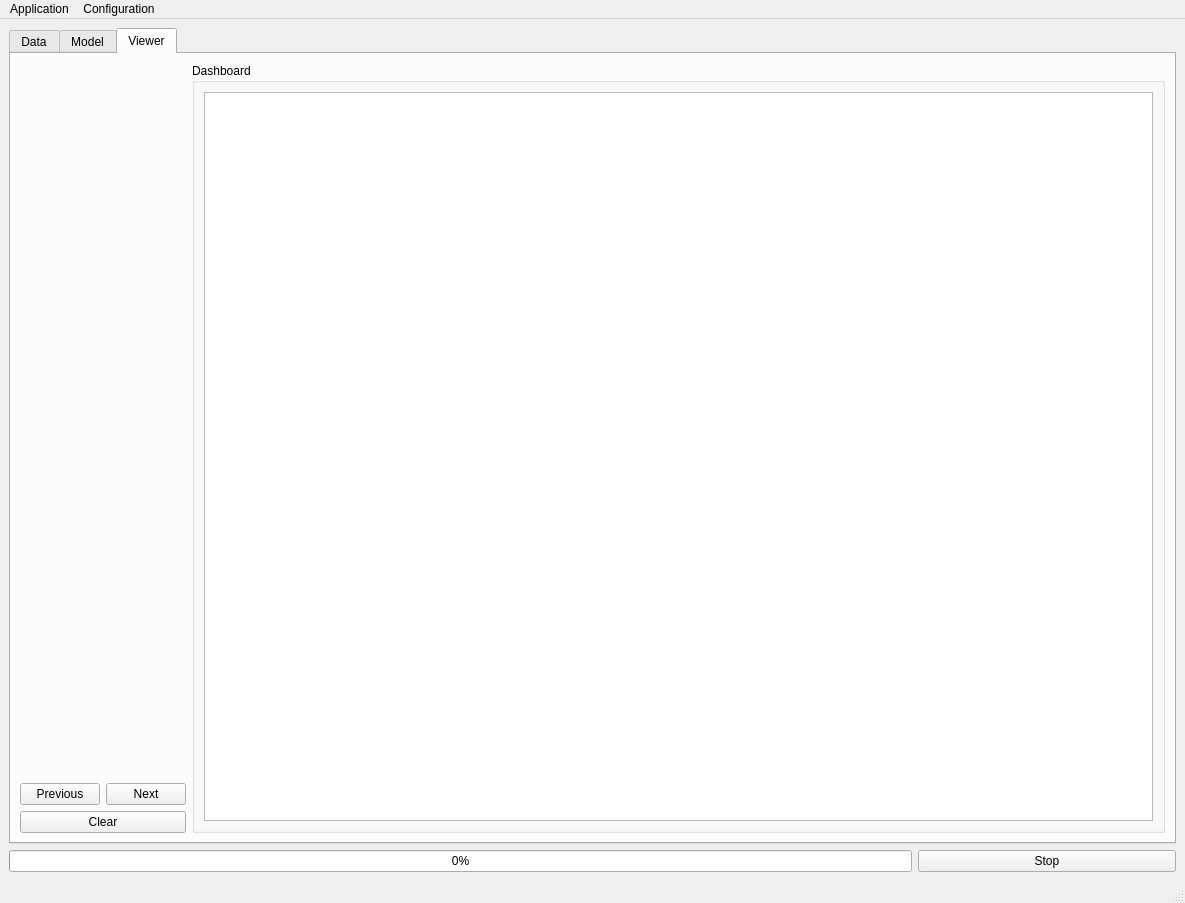
First picture: the form in NISTADS/app/assets/window_layout.ui, repository CTCycle/ADSMOD-Adsorption-Modeling, before the edit.
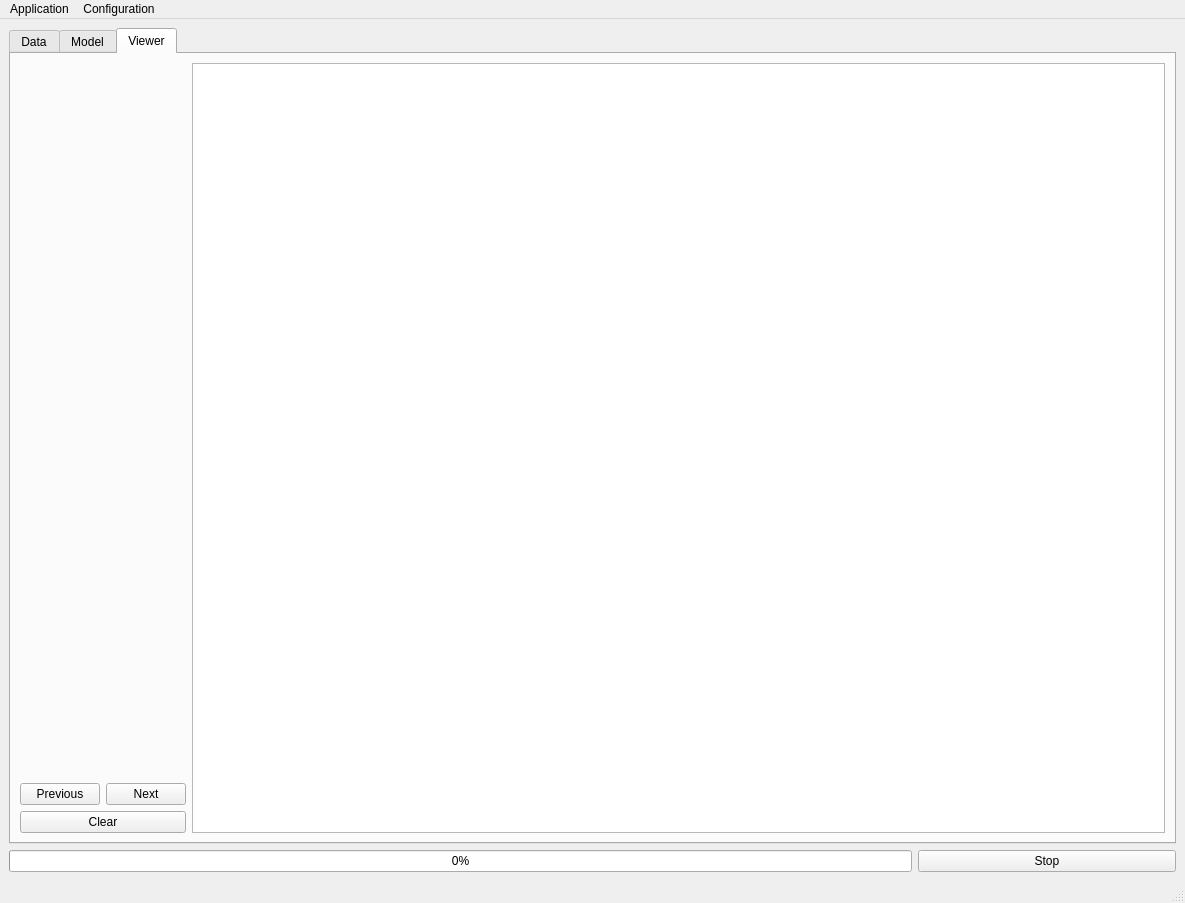
Second picture: the form after the edit. The open tabs and pages were chosen to show the change.

Patch:
```diff
--- a/NISTADS/app/assets/window_layout.ui
+++ b/NISTADS/app/assets/window_layout.ui
@@ -1253,16 +1253,7 @@
          </layout>
         </item>
         <item>
-         <widget class="QGroupBox" name="canvasGroup">
-          <property name="title">
-           <string>Dashboard</string>
-          </property>
-          <layout class="QVBoxLayout" name="verticalLayout_7" stretch="5">
-           <item>
-            <widget class="QGraphicsView" name="canvas"/>
-           </item>
-          </layout>
-         </widget>
+         <widget class="QGraphicsView" name="canvas"/>
         </item>
        </layout>
       </widget>
```
